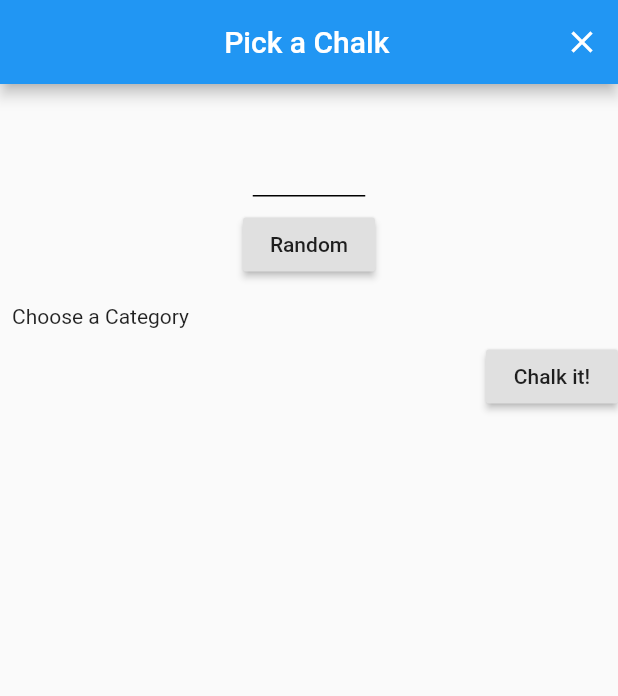
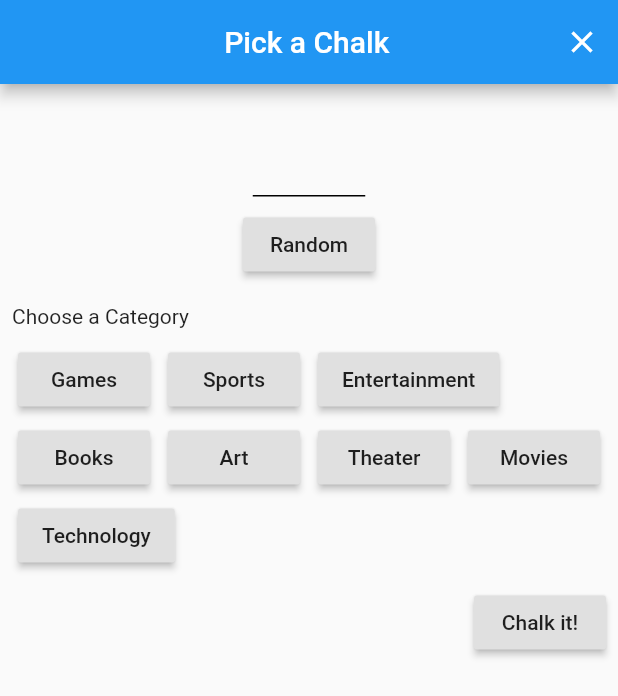
Before and after one commit to mrgnhnt96/chalk_out, a Flutter app: the screen it shows after launch, after a tap on the "settings" icon, after a tap on the "close" icon, after a tap on the "add" icon, on a phone screen of 412 x 824 dp. Shown: the top 696 px of the screen. Run offline on Flutter 3.47's test engine with Material 2 defaults, Android fonts, the phone set to English and light mode, and no system bars; our stand-ins replace bloc, flutter_bloc; missing offline and left inert: random_words.

Commit message:
added temp screen for ship it screen/ added ship it bloc/ added function to return to pick a chalk screen and reselect word

```diff
--- a/lib/presentation/blocs/new_chalk_out/new_chalk_out_bloc.dart
+++ b/lib/presentation/blocs/new_chalk_out/new_chalk_out_bloc.dart
@@ -22,6 +22,10 @@ class NewChalkOutBloc extends Bloc<NewChalkOutEvent, NewChalkOutState> {
         randomWord = element.toString();
       });
       yield NewRandomWordLoaded(randomWord: randomWord);
+    } else if (event is ChalkItPressed) {
+      yield ChalkItFinished(randomWord: event.chalkItWord);
+    } else if (event is CloseShipItPressed) {
+      yield ReselectChalkItWordInProgress(randomWord: event.chalkItWord);
     }
   }
 }
--- a/lib/presentation/blocs/new_chalk_out/new_chalk_out_event.dart
+++ b/lib/presentation/blocs/new_chalk_out/new_chalk_out_event.dart
@@ -10,3 +10,19 @@ class NewChalkOutClosePressed extends NewChalkOutEvent {
 class NewRandomWordPressed extends NewChalkOutEvent {
   List<Object> get props => [];
 }
+
+class ChalkItPressed extends NewChalkOutEvent {
+  final String chalkItWord;
+  ChalkItPressed({
+    @required this.chalkItWord,
+  });
+  List<Object> get props => [];
+}
+
+class CloseShipItPressed extends NewChalkOutEvent {
+  final String chalkItWord;
+  CloseShipItPressed({
+    @required this.chalkItWord,
+  });
+  List<Object> get props => [];
+}
--- a/lib/presentation/blocs/new_chalk_out/new_chalk_out_state.dart
+++ b/lib/presentation/blocs/new_chalk_out/new_chalk_out_state.dart
@@ -13,3 +13,17 @@ class NewRandomWordLoaded extends NewChalkOutState {
     @required this.randomWord,
   });
 }
+
+class ChalkItFinished extends NewChalkOutState {
+  final String randomWord;
+  ChalkItFinished({
+    @required this.randomWord,
+  });
+}
+
+class ReselectChalkItWordInProgress extends NewChalkOutState {
+  final String randomWord;
+  ReselectChalkItWordInProgress({
+    @required this.randomWord,
+  });
+}
--- /dev/null
+++ b/lib/presentation/blocs/ship_it/ship_it_event.dart
@@ -0,0 +1,4 @@
+part of 'ship_it_bloc.dart';
+
+@immutable
+abstract class ShipItEvent {}
--- /dev/null
+++ b/lib/presentation/blocs/ship_it/ship_it_state.dart
@@ -0,0 +1,6 @@
+part of 'ship_it_bloc.dart';
+
+@immutable
+abstract class ShipItState {}
+
+class ShipItInitial extends ShipItState {}
--- /dev/null
+++ b/lib/presentation/screens/new_chalk_out/components/category_button.dart
@@ -0,0 +1,27 @@
+import 'package:flutter/material.dart';
+
+class CategoryButton extends StatelessWidget {
+  final String title;
+  const CategoryButton({
+    Key key,
+    this.title,
+  }) : super(key: key);
+
+  @override
+  Widget build(BuildContext context) {
+    return Container(
+      constraints: BoxConstraints(
+        minWidth: 30,
+        maxWidth: 150,
+      ),
+      padding: const EdgeInsets.symmetric(
+        horizontal: 6,
+        vertical: 2,
+      ),
+      child: RaisedButton(
+        child: Text(title),
+        onPressed: () {},
+      ),
+    );
+  }
+}
--- /dev/null
+++ b/lib/presentation/screens/new_chalk_out/components/category_selection_buttons.dart
@@ -0,0 +1,40 @@
+import 'package:chalk_out/presentation/screens/new_chalk_out/components/category_button.dart';
+import 'package:flutter/material.dart';
+
+class CategorySelection extends StatelessWidget {
+  const CategorySelection({
+    Key key,
+  }) : super(key: key);
+
+  @override
+  Widget build(BuildContext context) {
+    return Wrap(
+      children: [
+        CategoryButton(
+          title: 'Games',
+        ),
+        CategoryButton(
+          title: 'Sports',
+        ),
+        CategoryButton(
+          title: 'Entertainment',
+        ),
+        CategoryButton(
+          title: 'Books',
+        ),
+        CategoryButton(
+          title: 'Art',
+        ),
+        CategoryButton(
+          title: 'Theater',
+        ),
+        CategoryButton(
+          title: 'Movies',
+        ),
+        CategoryButton(
+          title: 'Technology',
+        ),
+      ],
+    );
+  }
+}
--- a/lib/presentation/screens/new_chalk_out/new_chalk_main.dart
+++ b/lib/presentation/screens/new_chalk_out/new_chalk_main.dart
@@ -1,11 +1,12 @@
 import 'package:chalk_out/presentation/blocs/new_chalk_out/new_chalk_out_bloc.dart';
 import 'package:chalk_out/presentation/screens/participated_chalks/participated_chalks_screen.dart';
+import 'package:chalk_out/presentation/screens/ship_it/ship_it_main.dart';
 import 'package:flutter/material.dart';
 import 'package:flutter_bloc/flutter_bloc.dart';
 
 import 'new_chalk_out_screen.dart';
 
-class NewChalkMain extends StatelessWidget {
+class NewChalkScreenMain extends StatelessWidget {
   static const routeName = '/new_chalk_main';
   static const title = 'Pick a Chalk';
 
@@ -25,6 +26,17 @@ class NewChalkMain extends StatelessWidget {
               title: title,
               randomWord: state.randomWord,
             );
+          } else if (state is ChalkItFinished) {
+            return ShipItScreenMain(
+              chalkItWord: state.randomWord,
+              newChalkOutBloc: newChalkOutBloc,
+            );
+          } else if (state is ReselectChalkItWordInProgress) {
+            return NewChalkOutScreen(
+              newChalkOutBloc: newChalkOutBloc,
+              title: title,
+              randomWord: state.randomWord,
+            );
           } else
             return NewChalkOutScreen(
               newChalkOutBloc: newChalkOutBloc,
--- a/lib/presentation/screens/new_chalk_out/new_chalk_out_screen.dart
+++ b/lib/presentation/screens/new_chalk_out/new_chalk_out_screen.dart
@@ -1,6 +1,8 @@
 import 'package:flutter/material.dart';
 
 import 'package:chalk_out/presentation/blocs/new_chalk_out/new_chalk_out_bloc.dart';
+
+import 'components/category_selection_buttons.dart';
 
 class NewChalkOutScreen extends StatelessWidget {
   const NewChalkOutScreen({
@@ -71,11 +73,19 @@ class NewChalkOutScreen extends StatelessWidget {
                 child: Text('Choose a Category'),
               ),
             ),
+            CategorySelection(),
             Align(
               alignment: Alignment.bottomRight,
-              child: RaisedButton(
-                onPressed: () {},
-                child: Text('Chalk it!'),
+              child: Padding(
+                padding: const EdgeInsets.all(8.0),
+                child: RaisedButton(
+                  onPressed: () {
+                    if (randomWord != '') {
+                      newChalkOutBloc.add(ChalkItPressed(chalkItWord: randomWord));
+                    }
+                  },
+                  child: Text('Chalk it!'),
+                ),
               ),
             ),
           ],
--- a/lib/presentation/screens/participated_chalks/components/app_bar.dart
+++ b/lib/presentation/screens/participated_chalks/components/app_bar.dart
@@ -90,6 +90,5 @@ class MainAppBar extends StatelessWidget with PreferredSizeWidget {
   }
 
   @override
-  // TODO: implement preferredSize
   Size get preferredSize => Size.fromHeight(100);
 }
--- a/lib/presentation/screens/participated_chalks/participated_chalks_screen.dart
+++ b/lib/presentation/screens/participated_chalks/participated_chalks_screen.dart
@@ -50,7 +50,7 @@ class _ParticipatedChalksScreenState extends State<ParticipatedChalksScreen> wit
               participatedBloc: participatedBloc,
             );
           } else if (state is NewChalkOutStart) {
-            return NewChalkMain();
+            return NewChalkScreenMain();
           }
           return MainAppBar(tabList: tabList, participatedBloc: participatedBloc);
         },
```
Also changed, not shown: lib/presentation/blocs/ship_it/ship_it_bloc.dart (added, +18 -0 lines), lib/presentation/screens/ship_it/ship_it_main.dart (added, +51 -0 lines).
